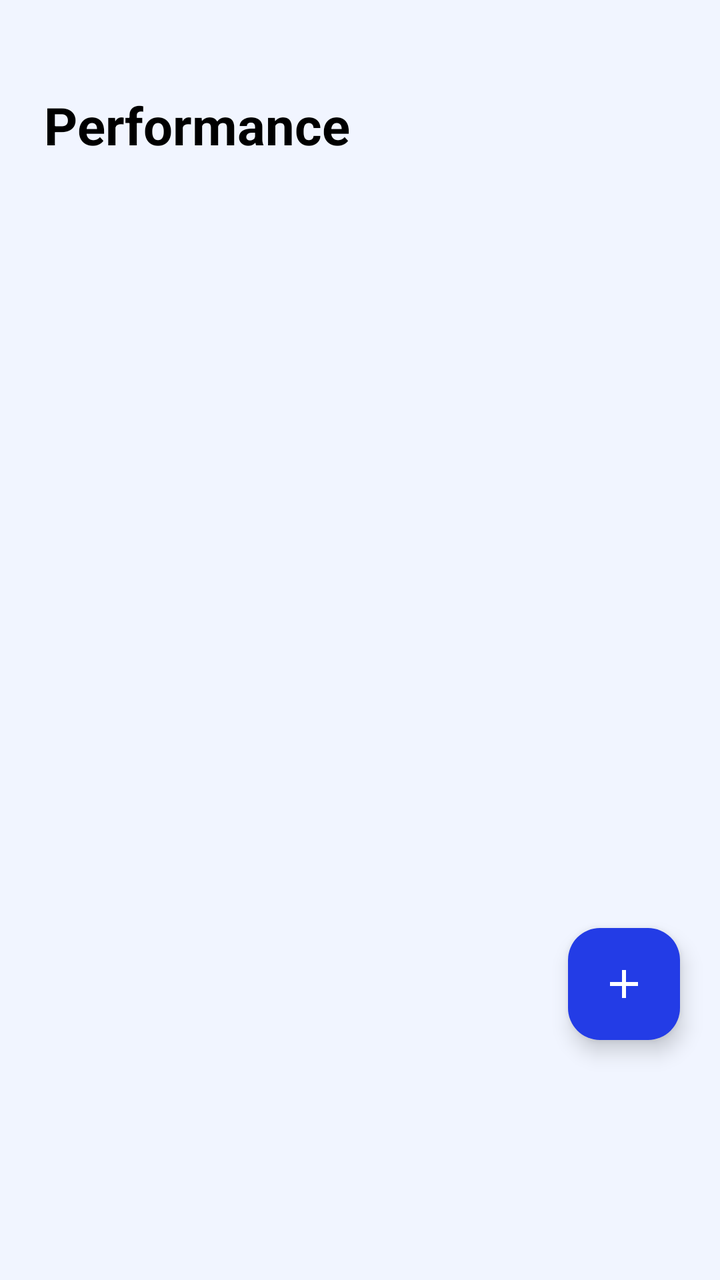
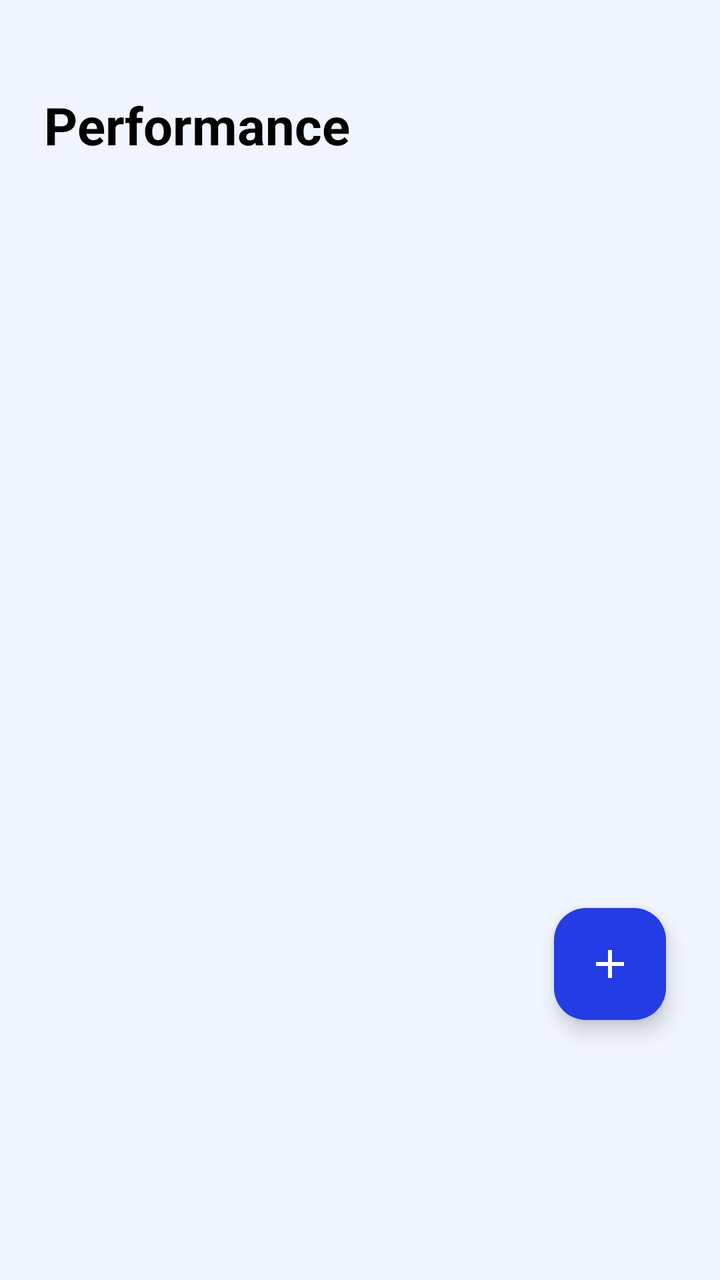

Before-and-after screenshots of an Android layout around one commit, followed by the original layout XML and the change that was made.
<!-- AndroidManifest.xml: application theme Theme.Project_JomStudy -->
<!-- res/layout/fragment_progress.xml -->
<?xml version="1.0" encoding="utf-8"?>
<RelativeLayout xmlns:android="http://schemas.android.com/apk/res/android"
    xmlns:tools="http://schemas.android.com/tools"
    android:layout_width="match_parent"
    android:layout_height="match_parent"
    android:id="@+id/main"
    android:background="@color/light_blue"
    xmlns:app="http://schemas.android.com/apk/res-auto"
    tools:context=".ProgressFragment">

    <TextView
        android:layout_width="wrap_content"
        android:layout_height="wrap_content"
        android:text="Performance"
        android:textSize="26sp"
        android:textStyle="bold"
        android:layout_marginStart="22dp"
        android:layout_marginTop="45dp"
        android:textColor="@color/black"
        android:layout_gravity="center"/>

    <androidx.constraintlayout.widget.ConstraintLayout
        android:layout_width="match_parent"
        android:layout_height="match_parent">

        <androidx.recyclerview.widget.RecyclerView
            android:id="@+id/courseGradeList"
            android:layout_width="385dp"
            android:layout_height="682dp"

            app:layout_constraintBottom_toBottomOf="parent"
            app:layout_constraintEnd_toEndOf="parent"
            app:layout_constraintStart_toStartOf="parent"
            app:layout_constraintTop_toTopOf="parent" />
    </androidx.constraintlayout.widget.ConstraintLayout>

    <com.google.android.material.floatingactionbutton.FloatingActionButton
        android:layout_width="wrap_content"
        android:layout_height="wrap_content"
        android:id="@+id/fab"
        android:layout_alignParentBottom="true"
        android:layout_alignParentRight="true"
        android:layout_marginBottom="120dp"
        android:layout_marginEnd="20dp"
        android:src="@drawable/baseline_add_24"
        android:backgroundTint="@color/blue_text"
        app:tint ="@color/white">
    </com.google.android.material.floatingactionbutton.FloatingActionButton>

</RelativeLayout>
<!-- resources referenced by this layout -->
<resources>
  <color name="black">#FF000000</color>
  <color name="blue_text">#233ce6</color>
  <color name="light_blue">#f1f5ff</color>
  <color name="white">#FFFFFFFF</color>
  <!-- drawable baseline_add_24 (drawable) -->
  <vector xmlns:android="http://schemas.android.com/apk/res/android" android:height="24dp" android:tint="#000000" android:viewportHeight="24" android:viewportWidth="24" android:width="24dp">
        
      <path android:fillColor="@android:color/white" android:pathData="M19,13h-6v6h-2v-6H5v-2h6V5h2v6h6v2z"/>
      
  </vector>
  <style name="Theme.Project_JomStudy" parent="Base.Theme.Project_JomStudy" />
  <style name="Base.Theme.Project_JomStudy" parent="Theme.Material3.DayNight.NoActionBar" />
</resources>

<!-- the commit's change to res/layout/fragment_progress.xml (unified diff, before → after) -->
@@ -1,14 +1,16 @@
 <?xml version="1.0" encoding="utf-8"?>
 <RelativeLayout xmlns:android="http://schemas.android.com/apk/res/android"
     xmlns:tools="http://schemas.android.com/tools"
+    xmlns:app="http://schemas.android.com/apk/res-auto"
     android:layout_width="match_parent"
     android:layout_height="match_parent"
     android:id="@+id/main"
     android:background="@color/light_blue"
-    xmlns:app="http://schemas.android.com/apk/res-auto"
     tools:context=".ProgressFragment">
 
+    
     <TextView
+        android:id="@+id/titleText"
         android:layout_width="wrap_content"
         android:layout_height="wrap_content"
         android:text="Performance"
@@ -17,34 +19,40 @@
         android:layout_marginStart="22dp"
         android:layout_marginTop="45dp"
         android:textColor="@color/black"
-        android:layout_gravity="center"/>
+        android:layout_alignParentTop="true"
+        android:layout_alignParentStart="true"/>
 
+    
     <androidx.constraintlayout.widget.ConstraintLayout
         android:layout_width="match_parent"
-        android:layout_height="match_parent">
+        android:layout_height="match_parent"
+        android:layout_below="@id/titleText"
+        android:layout_marginTop="16dp">
 
+        
         <androidx.recyclerview.widget.RecyclerView
             android:id="@+id/courseGradeList"
-            android:layout_width="385dp"
-            android:layout_height="682dp"
+            android:layout_width="0dp"
+            android:layout_height="0dp"
+            android:clipToPadding="false"
+            android:paddingBottom="120dp"
+            app:layout_constraintTop_toTopOf="parent"
+            app:layout_constraintBottom_toBottomOf="parent"
+            app:layout_constraintStart_toStartOf="parent"
+            app:layout_constraintEnd_toEndOf="parent" />
 
+        
+        <com.google.android.material.floatingactionbutton.FloatingActionButton
+            android:id="@+id/fab"
+            android:layout_width="wrap_content"
+            android:layout_height="wrap_content"
+            android:layout_marginEnd="27dp"
+            android:layout_marginBottom="130dp"
+            android:src="@drawable/baseline_add_24"
+            android:backgroundTint="@color/blue_text"
+            app:tint="@color/white"
             app:layout_constraintBottom_toBottomOf="parent"
-            app:layout_constraintEnd_toEndOf="parent"
-            app:layout_constraintStart_toStartOf="parent"
-            app:layout_constraintTop_toTopOf="parent" />
+            app:layout_constraintEnd_toEndOf="parent" />
     </androidx.constraintlayout.widget.ConstraintLayout>
 
-    <com.google.android.material.floatingactionbutton.FloatingActionButton
-        android:layout_width="wrap_content"
-        android:layout_height="wrap_content"
-        android:id="@+id/fab"
-        android:layout_alignParentBottom="true"
-        android:layout_alignParentRight="true"
-        android:layout_marginBottom="120dp"
-        android:layout_marginEnd="20dp"
-        android:src="@drawable/baseline_add_24"
-        android:backgroundTint="@color/blue_text"
-        app:tint ="@color/white">
-    </com.google.android.material.floatingactionbutton.FloatingActionButton>
-
 </RelativeLayout>
